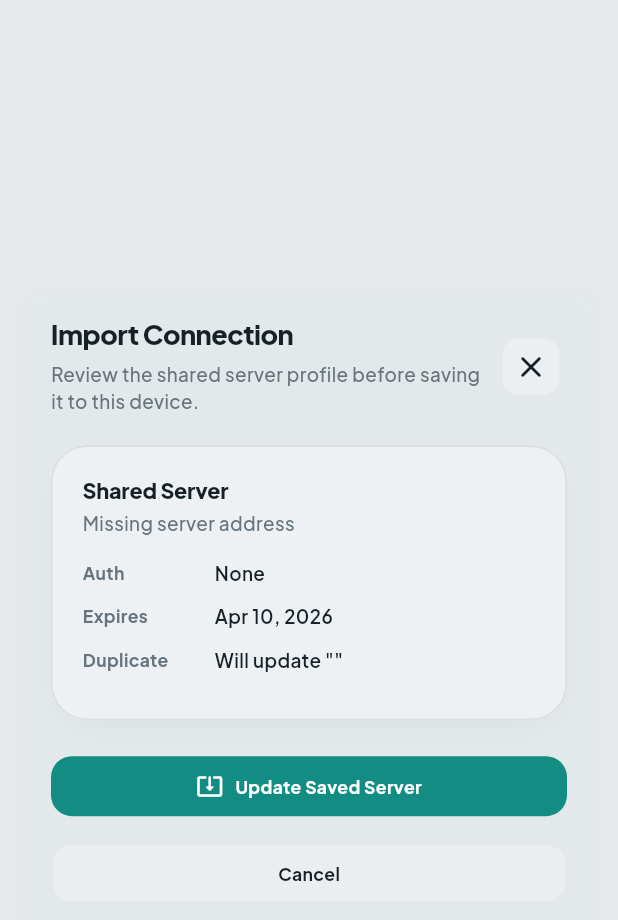
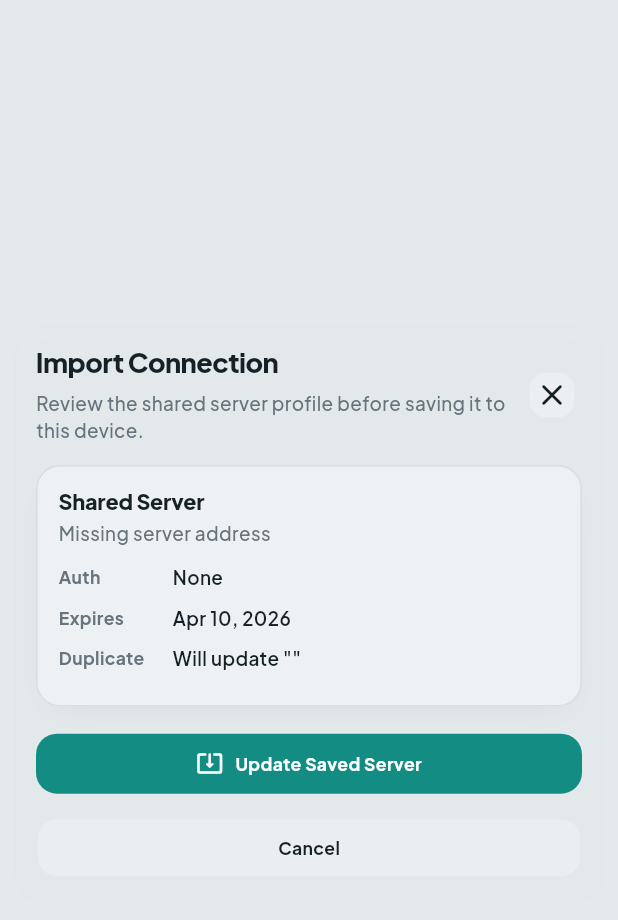
Before and after one commit to jungwuk-ryu/better-opencode-client, a Flutter app: the ConnectionProfileImportSheet widget shown alone on an empty page, opened directly with empty values, on a phone screen of 412 x 824 dp. Shown: the top 920 px of the screen. Run offline on Flutter 3.47's test engine with Material 3 defaults, Android fonts, the phone set to English and light mode, and no system bars; our stand-ins replace app_links, audioplayers, flutter_local_notifications, flutter_markdown_plus, flutter_secure_storage, google_fonts and 2 more; missing offline and left inert: desktop_drop, file_selector, xterm; accounts and stored records are empty.

Commit message:
fix(ui): tighten modal and import spacing

```diff
--- a/lib/src/features/connection/connection_profile_import_sheet.dart
+++ b/lib/src/features/connection/connection_profile_import_sheet.dart
@@ -24,14 +24,21 @@ class ConnectionProfileImportSheet extends StatelessWidget {
     final payload = routeData.payload;
     final existing = existingProfile;
     final valid = routeData.hasValidPayload;
+    final size = MediaQuery.sizeOf(context);
+    final compact = size.width < 420;
+    final outerPadding = EdgeInsets.fromLTRB(
+      compact ? AppSpacing.sm : AppSpacing.md,
+      compact ? AppSpacing.sm : AppSpacing.md,
+      compact ? AppSpacing.sm : AppSpacing.md,
+      compact ? AppSpacing.md : AppSpacing.lg,
+    );
+    final panelPadding = EdgeInsets.all(
+      compact ? AppSpacing.md : AppSpacing.lg,
+    );
+    final sectionGap = compact ? AppSpacing.md : AppSpacing.lg;
     return SafeArea(
       child: Padding(
-        padding: const EdgeInsets.fromLTRB(
-          AppSpacing.md,
-          AppSpacing.md,
-          AppSpacing.md,
-          AppSpacing.lg,
-        ),
+        padding: outerPadding,
         child: Center(
           child: ConstrainedBox(
             constraints: const BoxConstraints(maxWidth: 720),
@@ -42,7 +49,7 @@ class ConnectionProfileImportSheet extends StatelessWidget {
                   ? 0.9
                   : 0.95,
               borderOpacity: 0.08,
-              padding: const EdgeInsets.all(AppSpacing.lg),
+              padding: panelPadding,
               child: SingleChildScrollView(
                 child: Column(
                   mainAxisSize: MainAxisSize.min,
@@ -78,12 +85,18 @@ class ConnectionProfileImportSheet extends StatelessWidget {
                           ),
                         ),
                         IconButton(
+                          visualDensity: VisualDensity.compact,
+                          padding: EdgeInsets.zero,
+                          constraints: const BoxConstraints(
+                            minWidth: 40,
+                            minHeight: 40,
+                          ),
                           onPressed: () => Navigator.of(context).pop(false),
                           icon: const Icon(Icons.close_rounded),
                         ),
                       ],
                     ),
-                    const SizedBox(height: AppSpacing.lg),
+                    SizedBox(height: sectionGap),
                     _ConnectionImportCard(
                       title: payload.label.isNotEmpty
                           ? payload.label
@@ -91,9 +104,11 @@ class ConnectionProfileImportSheet extends StatelessWidget {
                       subtitle: payload.baseUrl.isNotEmpty
                           ? payload.baseUrl
                           : context.wp('Missing server address'),
+                      compact: compact,
                       children: <Widget>[
                         _ConnectionImportMetaRow(
                           label: context.wp('Auth'),
+                          compact: compact,
                           value: switch (payload.authType) {
                             ConnectionProfileImportAuthType.basic => 'Basic',
                             ConnectionProfileImportAuthType.none => context.wp(
@@ -103,6 +118,7 @@ class ConnectionProfileImportSheet extends StatelessWidget {
                         ),
                         _ConnectionImportMetaRow(
                           label: context.wp('Expires'),
+                          compact: compact,
                           value: payload.expiresAt == null
                               ? context.wp('No expiry')
                               : MaterialLocalizations.of(
@@ -112,6 +128,7 @@ class ConnectionProfileImportSheet extends StatelessWidget {
                         if (existing != null)
                           _ConnectionImportMetaRow(
                             label: context.wp('Duplicate'),
+                            compact: compact,
                             value: context.wp(
                               'Will update "{label}"',
                               args: <String, Object?>{
@@ -122,18 +139,24 @@ class ConnectionProfileImportSheet extends StatelessWidget {
                       ],
                     ),
                     if (!valid) ...<Widget>[
-                      const SizedBox(height: AppSpacing.lg),
+                      SizedBox(height: sectionGap),
                       _ConnectionImportCard(
                         title: context.wp('Validation Issues'),
                         subtitle: context.wp(
                           'Shared profiles must pass version, auth, URL, and expiry checks before import.',
                         ),
                         accentColor: theme.colorScheme.error,
+                        compact: compact,
                         children: routeData.validation.issues
                             .map(
                               (issue) => Padding(
-                                padding: const EdgeInsets.only(
-                                  bottom: AppSpacing.sm,
+                                padding: EdgeInsets.only(
+                                  bottom:
+                                      issue == routeData.validation.issues.last
+                                      ? 0
+                                      : (compact
+                                            ? AppSpacing.xs
+                                            : AppSpacing.sm),
                                 ),
                                 child: Row(
                                   crossAxisAlignment: CrossAxisAlignment.start,
@@ -143,7 +166,11 @@ class ConnectionProfileImportSheet extends StatelessWidget {
                                       size: 18,
                                       color: theme.colorScheme.error,
                                     ),
-                                    const SizedBox(width: AppSpacing.sm),
+                                    SizedBox(
+                                      width: compact
+                                          ? AppSpacing.xs
+                                          : AppSpacing.sm,
+                                    ),
                                     Expanded(
                                       child: Text(
                                         issue.message,
@@ -157,7 +184,7 @@ class ConnectionProfileImportSheet extends StatelessWidget {
                             .toList(growable: false),
                       ),
                     ],
-                    const SizedBox(height: AppSpacing.lg),
+                    SizedBox(height: sectionGap),
                     LayoutBuilder(
                       builder: (context, constraints) {
                         final compact = constraints.maxWidth < 420;
@@ -185,7 +212,7 @@ class ConnectionProfileImportSheet extends StatelessWidget {
                             crossAxisAlignment: CrossAxisAlignment.stretch,
                             children: <Widget>[
                               saveButton,
-                              const SizedBox(height: AppSpacing.sm),
+                              const SizedBox(height: AppSpacing.xs),
                               cancelButton,
                             ],
                           );
@@ -193,7 +220,7 @@ class ConnectionProfileImportSheet extends StatelessWidget {
                         return Row(
                           children: <Widget>[
                             Expanded(child: cancelButton),
-                            const SizedBox(width: AppSpacing.sm),
+                            const SizedBox(width: AppSpacing.xs),
                             Expanded(child: saveButton),
                           ],
                         );
@@ -215,12 +242,14 @@ class _ConnectionImportCard extends StatelessWidget {
     required this.title,
     required this.subtitle,
     required this.children,
+    required this.compact,
     this.accentColor,
   });
 
   final String title;
   final String subtitle;
   final List<Widget> children;
+  final bool compact;
   final Color? accentColor;
 
   @override
@@ -229,10 +258,10 @@ class _ConnectionImportCard extends StatelessWidget {
     final surfaces = theme.extension<AppSurfaces>()!;
     return Container(
       width: double.infinity,
-      padding: const EdgeInsets.all(AppSpacing.lg),
+      padding: EdgeInsets.all(compact ? AppSpacing.md : AppSpacing.lg),
       decoration: appSoftCardDecoration(
         context,
-        radius: 24,
+        radius: AppSpacing.panelRadius,
         tone: accentColor == theme.colorScheme.error
             ? AppSurfaceTone.danger
             : AppSurfaceTone.neutral,
@@ -253,7 +282,7 @@ class _ConnectionImportCard extends StatelessWidget {
             subtitle,
             style: theme.textTheme.bodyMedium?.copyWith(color: surfaces.muted),
           ),
-          const SizedBox(height: AppSpacing.md),
+          SizedBox(height: compact ? AppSpacing.sm : AppSpacing.md),
           ...children,
         ],
       ),
@@ -262,21 +291,26 @@ class _ConnectionImportCard extends StatelessWidget {
 }
 
 class _ConnectionImportMetaRow extends StatelessWidget {
-  const _ConnectionImportMetaRow({required this.label, required this.value});
+  const _ConnectionImportMetaRow({
+    required this.label,
+    required this.value,
+    required this.compact,
+  });
 
   final String label;
   final String value;
+  final bool compact;
 
   @override
   Widget build(BuildContext context) {
     final theme = Theme.of(context);
     final surfaces = theme.extension<AppSurfaces>()!;
     return Padding(
-      padding: const EdgeInsets.only(bottom: AppSpacing.sm),
+      padding: EdgeInsets.only(bottom: compact ? AppSpacing.xs : AppSpacing.sm),
       child: Row(
         children: <Widget>[
           SizedBox(
-            width: 88,
+            width: compact ? 76 : 88,
             child: Text(
               label,
               style: theme.textTheme.labelLarge?.copyWith(
```
Also changed, not shown: lib/src/app/app_release_notes_dialog.dart (+27 -16 lines).
